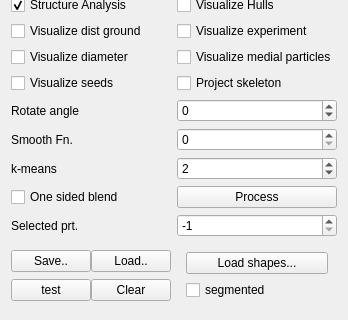
Before: the Qt Designer form particles/particles-widget.ui in ialhashim/ddtt-dev, drawn with Qt 5; both pictures show x 0 to 348 and y 372 to 692 of the 348 by 692 pixel window.
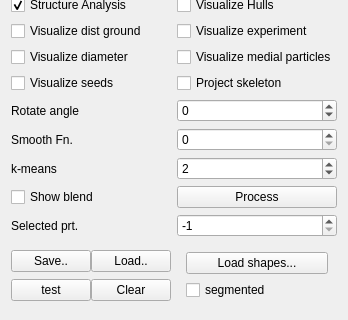
After: the same form once the commit is applied.

```diff
--- a/particles/particles-widget.ui
+++ b/particles/particles-widget.ui
@@ -247,7 +247,7 @@
    <item row="35" column="0">
     <widget class="QCheckBox" name="isOneSided">
      <property name="text">
-      <string>One sided blend</string>
+      <string>Show blend</string>
      </property>
     </widget>
    </item>
```
Left out of the diff: 2 changed lines with no effect on the pictures.
